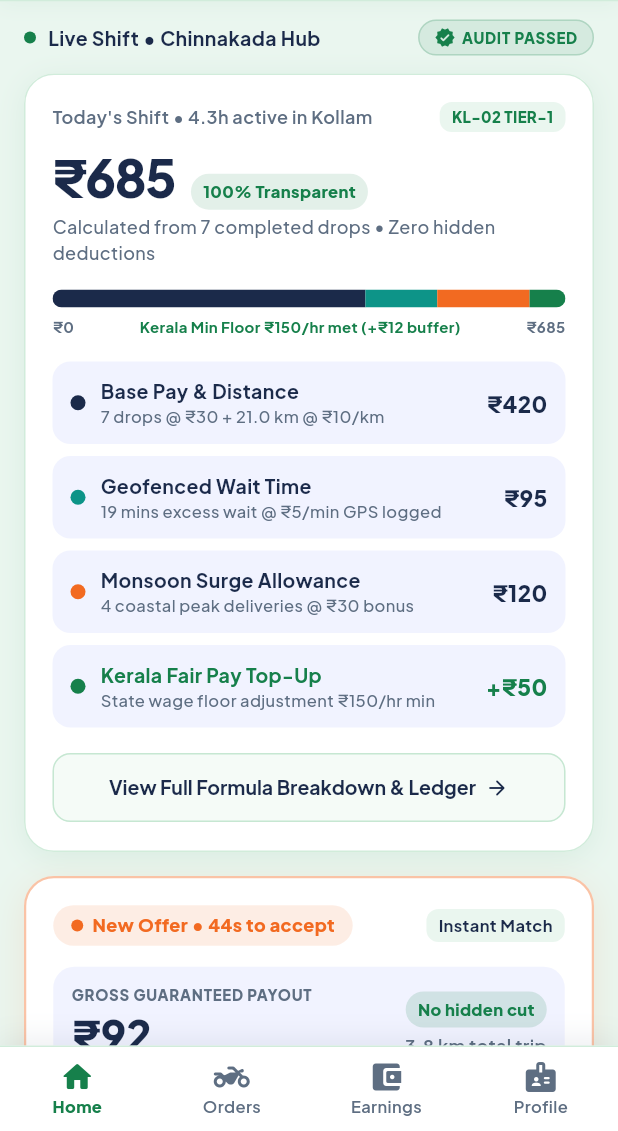
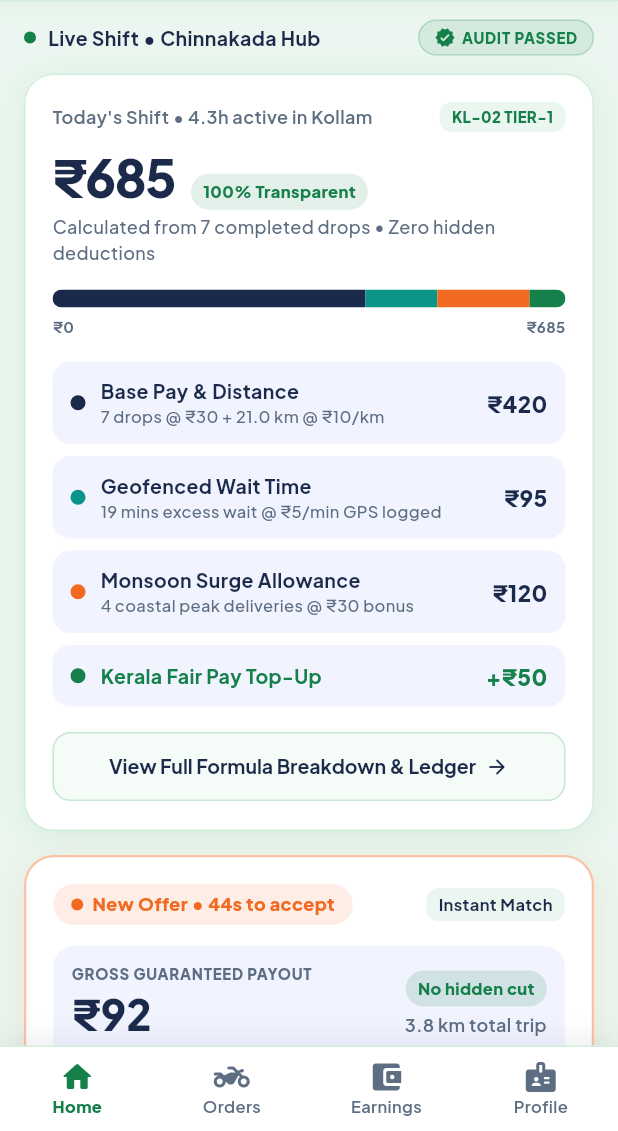
Before and after one commit to rai04han/FairDrop, a Flutter app: the RiderHomeScreen screen opened by its route, on a phone screen of 412 x 824 dp, the part 105-1236 px from its top. Run offline on Flutter 3.47's test engine with Material 3 defaults, Android fonts, the phone set to English and light mode, and no system bars; our stand-ins replace fl_chart, flutter_map, flutter_secure_storage, google_fonts, latlong2, shared_preferences; accounts and stored records are empty; network calls fail.

Commit message:
fix(rider): bind state wage floor to pay config and remove hardcoded 150 fallback (AUDIT-F5)

```diff
--- a/fairdrop_app/lib/screens/rider_home_screen.dart
+++ b/fairdrop_app/lib/screens/rider_home_screen.dart
@@ -38,7 +38,7 @@ class _RiderHomeScreenState extends State<RiderHomeScreen> {
   double _todayEarnings = 685.0;
   double _activeHoursToday = 4.25;
   double _hourlyRate = 162.0;
-  double _floorValue = 150.0;
+  double? _floorValue;
   int _deliveriesToday = 7;
   String _currentZone = 'Chinnakada & Asramam (KL-02)';
 
@@ -111,7 +111,7 @@ class _RiderHomeScreenState extends State<RiderHomeScreen> {
         _deliveriesToday = (stats['deliveries_today'] as num?)?.toInt() ?? _deliveriesToday;
         _currentZone = stats['current_zone'] as String? ?? 'Chinnakada & Asramam (KL-02)';
         _hourlyRate = _activeHoursToday > 0 ? _todayEarnings / _activeHoursToday : 162.0;
-        _floorValue = double.tryParse(config['min_wage_per_hour']?.toString() ?? '150') ?? 150.0;
+        _floorValue = double.tryParse(config['min_wage_per_hour']?.toString() ?? '');
       });
     } catch (_) {
       // Keep defaults
@@ -548,8 +548,9 @@ class _RiderHomeScreenState extends State<RiderHomeScreen> {
                   color: FairDropColors.slateMuted,
                 ),
               ),
+              if (_floorValue != null)
                 Text(
-                'Kerala Min Floor ₹${_floorValue.toStringAsFixed(0)}/hr met (+₹${(_hourlyRate - _floorValue).clamp(0, 999).toStringAsFixed(0)} buffer)',
+                  'Kerala Min Floor ₹${_floorValue!.toStringAsFixed(0)}/hr met (+₹${(_hourlyRate - _floorValue!).clamp(0, 999).toStringAsFixed(0)} buffer)',
                   style: GoogleFonts.plusJakartaSans(
                     fontSize: 10,
                     fontWeight: FontWeight.w700,
@@ -593,7 +594,9 @@ class _RiderHomeScreenState extends State<RiderHomeScreen> {
           _buildFormulaRow(
             color: FairDropColors.payGuarantee,
             title: 'Kerala Fair Pay Top-Up',
-            subtitle: 'State wage floor adjustment ₹150/hr min',
+            subtitle: _floorValue != null
+                ? 'State wage floor adjustment ₹${_floorValue!.truncateToDouble() == _floorValue ? _floorValue!.toInt() : _floorValue!.toStringAsFixed(0)}/hr min'
+                : '',
             amount: '+₹50',
             isPositive: true,
           ),
@@ -662,6 +665,7 @@ class _RiderHomeScreenState extends State<RiderHomeScreen> {
                     color: isPositive ? FairDropColors.brandGreen : FairDropColors.brandNavy,
                   ),
                 ),
+                if (subtitle.isNotEmpty)
                   Text(
                     subtitle,
                     style: GoogleFonts.plusJakartaSans(
@@ -1188,7 +1192,7 @@ class _RiderHomeScreenState extends State<RiderHomeScreen> {
                             ),
                             const SizedBox(height: 2),
                             Text(
-                              '₹${_floorValue.toStringAsFixed(0)}/hr',
+                              _floorValue != null ? '₹${_floorValue!.toStringAsFixed(0)}/hr' : '—',
                               style: GoogleFonts.plusJakartaSans(
                                 fontSize: 20,
                                 fontWeight: FontWeight.w900,
```
Lines whose indentation alone changed are shown as unchanged.
